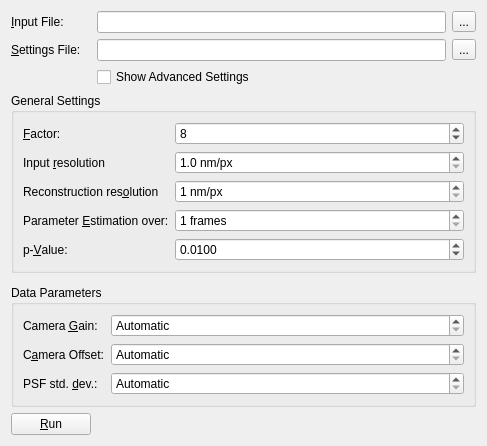
Above: gui/inputwidget.ui from ukoethe/simple-STORM before the change. Below: the same form after it.
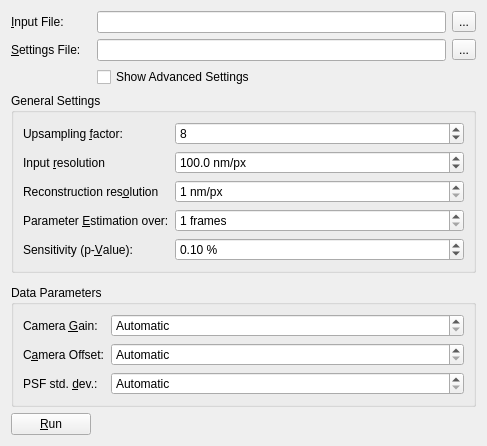
That is the form after the change. Custom widgets are drawn as their Qt base class.

Commit message: changed names and sensitivity to percent updated info dialog

What changed in the file:
```diff
--- a/gui/inputwidget.ui
+++ b/gui/inputwidget.ui
@@ -87,7 +87,7 @@
       <item row="0" column="0">
        <widget class="QLabel" name="label_2">
         <property name="text">
-         <string>&amp;Factor:</string>
+         <string>Upsampling &amp;factor:</string>
         </property>
         <property name="buddy">
          <cstring>spn_factor</cstring>
@@ -139,7 +139,7 @@
       <item row="4" column="0">
        <widget class="QLabel" name="label_8">
         <property name="text">
-         <string>p-&amp;Value:</string>
+         <string>Sensitivity (p-&amp;Value):</string>
         </property>
         <property name="buddy">
          <cstring>spn_alpha</cstring>
@@ -173,14 +173,17 @@
           <verstretch>0</verstretch>
          </sizepolicy>
         </property>
+        <property name="suffix">
+         <string> %</string>
+        </property>
         <property name="decimals">
-         <number>4</number>
+         <number>2</number>
         </property>
         <property name="maximum">
-         <double>999999999.000000000000000</double>
+         <double>100.000000000000000</double>
         </property>
         <property name="value">
-         <double>0.010000000000000</double>
+         <double>0.100000000000000</double>
         </property>
        </widget>
       </item>
@@ -205,7 +208,7 @@
          <double>999999999.000000000000000</double>
         </property>
         <property name="value">
-         <double>1.000000000000000</double>
+         <double>100.000000000000000</double>
         </property>
        </widget>
       </item>
```
Left out of the diff: 3 changed lines with no effect on the pictures. The commit also changes 8 other files.
